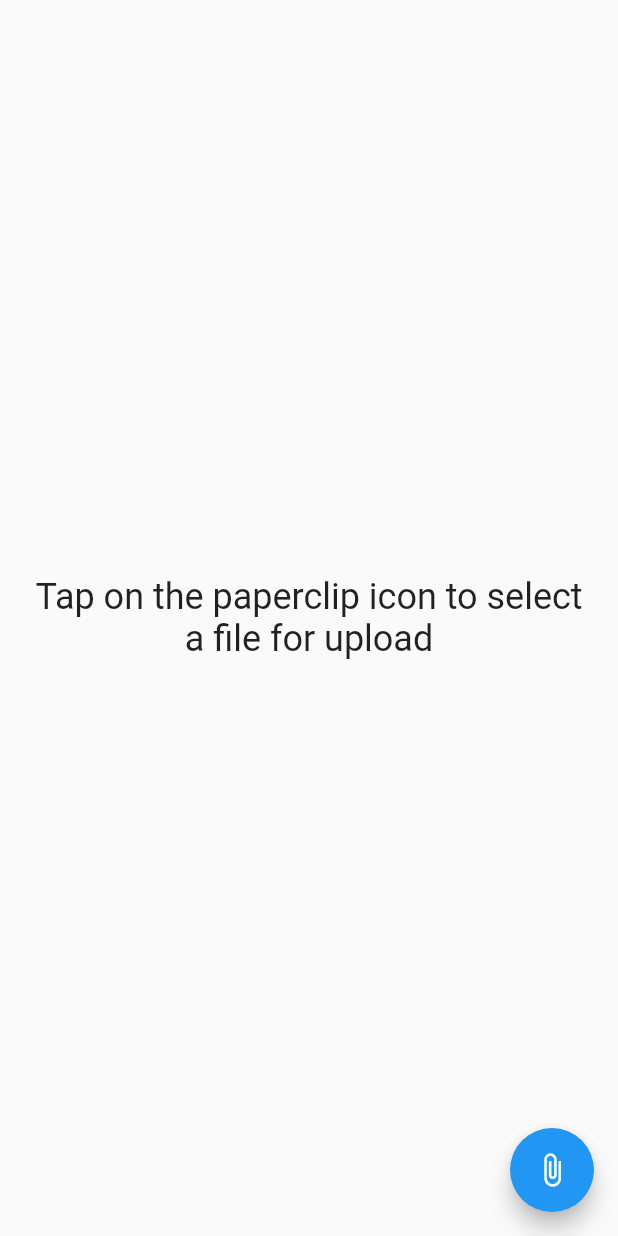
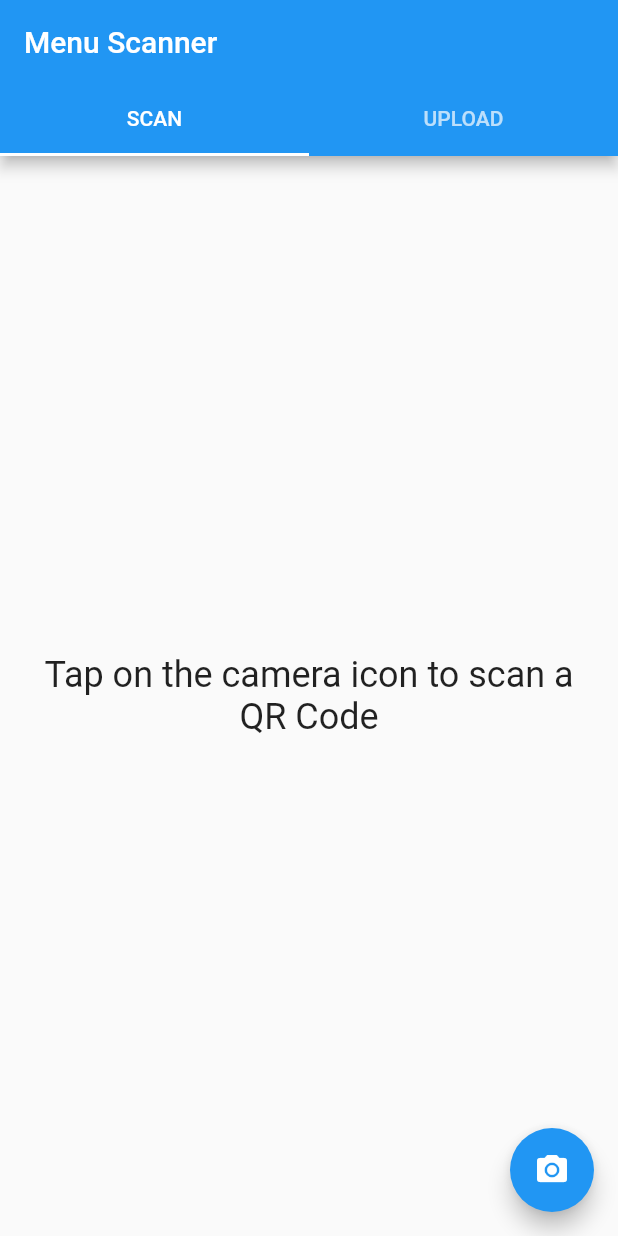
Before and after one commit to Sid0518/menu_scanner, a Flutter app: the screen it shows after launch, on a phone screen of 412 x 824 dp. Run offline on Flutter 3.47's test engine with Material 2 defaults, Android fonts, the phone set to English and light mode, and no system bars; our stand-ins replace file_picker; missing offline and left inert: barcode_scan, dart:ffi.

Commit message:
Added unified HomePage
HomePage is now a TabBarView with 2 tabs: ScannerPage and FileUploadPage

```diff
--- a/lib/home.dart
+++ b/lib/home.dart
@@ -1,13 +1,27 @@
 import'imports.dart';
 
-class HomePage extends StatelessWidget {
+class HomePage extends StatefulWidget {
+  @override
+  _HomePageState createState() => _HomePageState();
+}
+
+class _HomePageState extends State<HomePage> with TickerProviderStateMixin {
+  TabController tabController;
+
+  @override
+  void initState() {
+    super.initState();
+    this.tabController = TabController(length: 2, vsync: this);
+  }
+
   @override
   Widget build(BuildContext context) {
-    return DefaultTabController(
-      child: Scaffold(
+    return Scaffold(
       appBar: AppBar(
         title: Text('Menu Scanner'),
         bottom: TabBar(
+          controller: this.tabController,
+
           tabs: [
             Tab(text: 'SCAN'),
             Tab(text: 'UPLOAD')
@@ -16,12 +30,13 @@ class HomePage extends StatelessWidget {
       ),
 
       body: TabBarView(
+        controller: this.tabController,
+
         children: [
           ScannerPage(),
           FileUploadPage(),
         ],
       ),
-      ),
     );
   }
 }
--- a/lib/imports.dart
+++ b/lib/imports.dart
@@ -10,3 +10,4 @@ export 'package:file_picker/file_picker.dart';
 // Custom Dart files
 export 'scanner.dart';
 export 'file_uploader.dart';
+export 'home.dart';
--- a/lib/main.dart
+++ b/lib/main.dart
@@ -1,5 +1,5 @@
 import 'imports.dart';
 
 void main() {
-  runApp(MaterialApp(home: FileUploadPage()));
+  runApp(MaterialApp(home: HomePage()));
 }
--- a/lib/scanner.dart
+++ b/lib/scanner.dart
@@ -4,10 +4,6 @@ class ScannerPage extends StatelessWidget {
   @override
   Widget build(BuildContext context) {
     return Scaffold(
-      appBar: AppBar(
-        title: Text('Scan QR Code'),
-      ),
-
       body: Padding(
         padding: EdgeInsets.all(16),
         child: Center(
```
Lines whose indentation alone changed are shown as unchanged.
